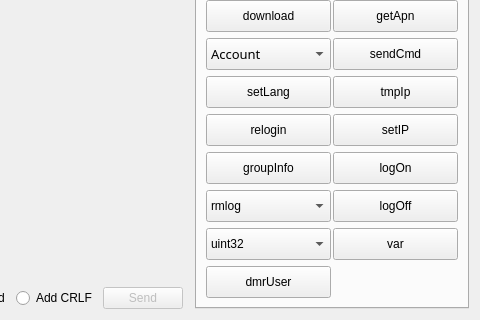
First picture: the form in SerialTool/ui/terminalview.ui, repository xfirekylin/SerialTool, before the edit; both pictures show x 558 to 1038 and y 388 to 708 of the 1038 by 708 pixel window.
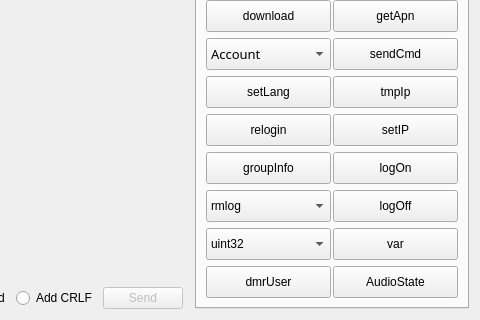
Second picture: the form after the edit. Custom widgets are drawn as their Qt base class.

Commit message: cmdList search

Diff of the .ui file:
```diff
--- a/SerialTool/ui/terminalview.ui
+++ b/SerialTool/ui/terminalview.ui
@@ -1513,6 +1513,19 @@
                </property>
               </widget>
              </item>
+             <item row="18" column="1">
+              <widget class="QPushButton" name="audioStat">
+               <property name="sizePolicy">
+                <sizepolicy hsizetype="Expanding" vsizetype="Expanding">
+                 <horstretch>0</horstretch>
+                 <verstretch>0</verstretch>
+                </sizepolicy>
+               </property>
+               <property name="text">
+                <string>AudioState</string>
+               </property>
+              </widget>
+             </item>
             </layout>
            </item>
           </layout>
```
The commit also changes 2 other files.
